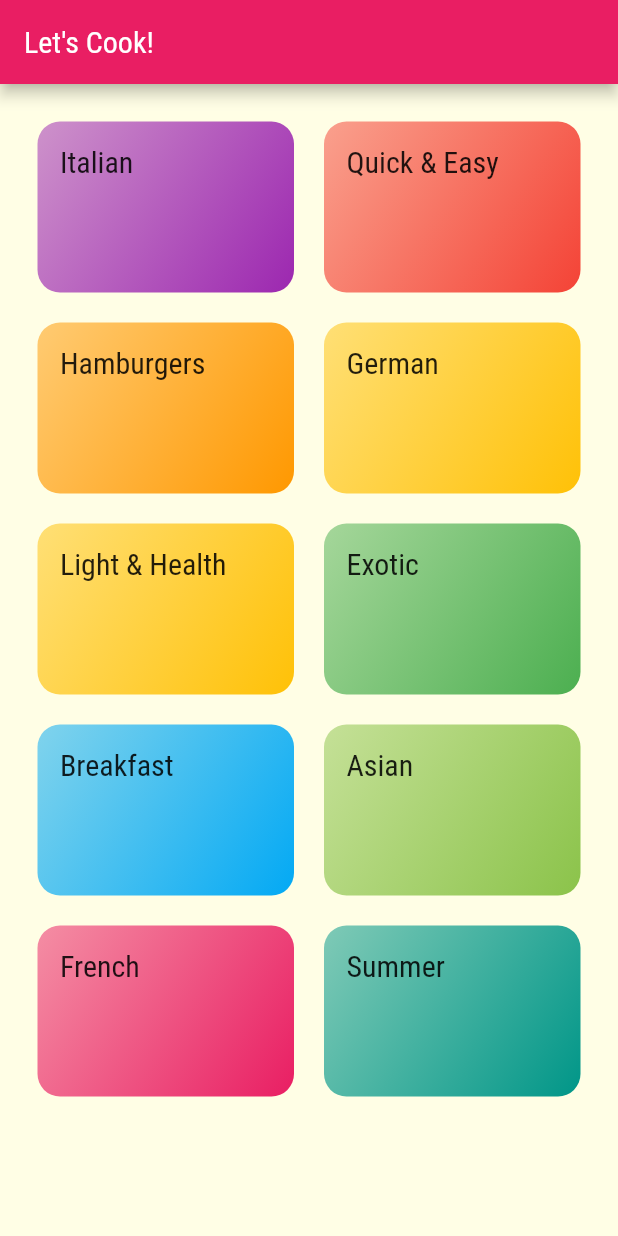
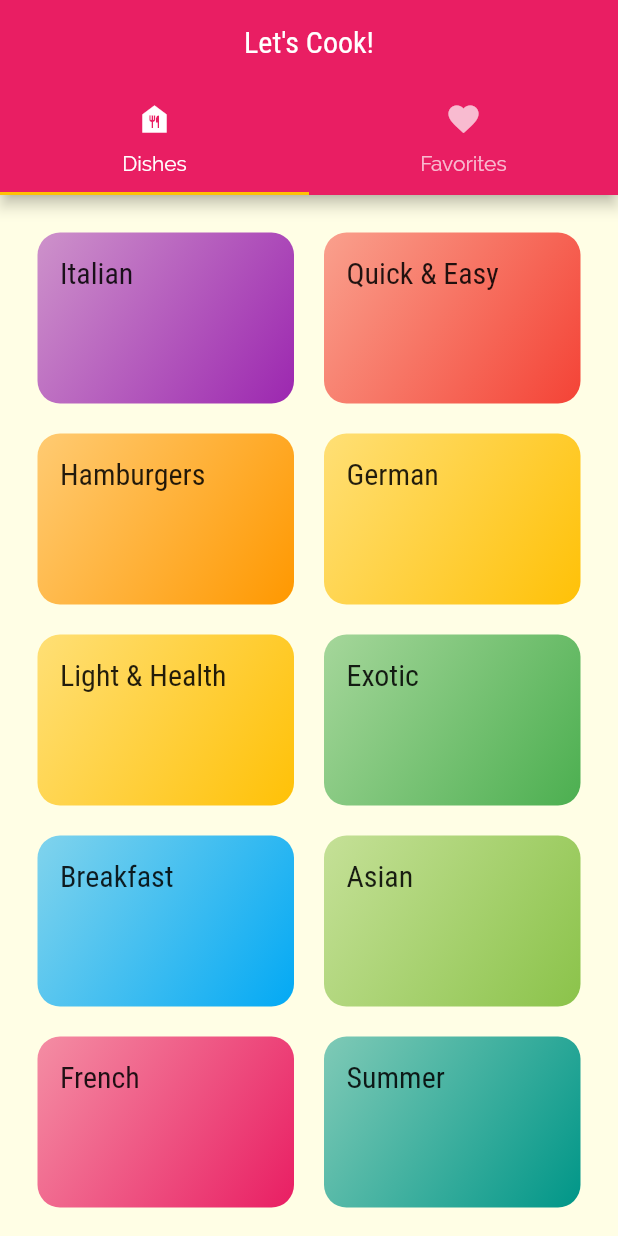
Before and after one commit to edvaldoperreira/meals, a Flutter app: the screen it shows after launch, on a phone screen of 412 x 824 dp. Run offline on Flutter 3.47's test engine with Material 2 defaults, Android fonts, the phone set to English and light mode, and no system bars.

Commit message:
Adding navigation by tabs and renaming things

```diff
--- a/lib/components/category_item.dart
+++ b/lib/components/category_item.dart
@@ -15,7 +15,7 @@ class CategoryItem extends StatelessWidget {
     // ));
     Navigator.of(context).pushNamed(
       //'/categories-meals',
-      Routes.categoriesMeals,
+      Routes.categoriesDishes,
       arguments: category,
     );
   }
--- a/lib/main.dart
+++ b/lib/main.dart
@@ -1,8 +1,8 @@
 import 'package:flutter/material.dart';
-import 'package:meals/pages/categories_meals_page.dart';
-import 'package:meals/pages/categories_page.dart';
-import 'package:meals/pages/meal_detail_page.dart';
-
+import 'package:meals/pages/tabs_page.dart';
+import 'pages/categories_dishes_page.dart';
+import 'pages/categories_page.dart';
+import 'pages/dish_detail_page.dart';
 import 'utils/routes.dart';
 
 void main() => runApp(MyApp());
@@ -36,9 +36,9 @@ class MyApp extends StatelessWidget {
       //home: const CategoriesPage(),
       //initialRoute: '/',
       routes: {
-        Routes.home: (context) => const CategoriesPage(),
-        Routes.categoriesMeals: (context) => const CategoriesMealsPage(),
-        Routes.mealDetail: (context) => const MealDetailPage()
+        Routes.home: (context) => const TabsPage(),
+        Routes.categoriesDishes: (context) => const CategoriesDishesPage(),
+        Routes.dishDetail: (context) => const DishDetailPage()
       },
       onUnknownRoute: (settings) {
         return MaterialPageRoute(builder: (_) {
@@ -61,7 +61,7 @@ class _MyHomePageState extends State<MyHomePage> {
   Widget build(BuildContext context) {
     return Scaffold(
       appBar: AppBar(
-        title: const Text('DeliMeals'),
+        title: const Text('DeliDishes'),
       ),
       body: const Center(
         child: Text('Navegar é preciso!!'),
--- a/lib/models/meal.dart
+++ b/lib/models/dish.dart
@@ -2,7 +2,7 @@ enum Complexity { simple, medium, difficult }
 
 enum Cost { cheap, fair, expensive }
 
-class Meal {
+class Dish {
   final String id;
   final List<String> categories;
   final String title;
@@ -17,7 +17,7 @@ class Meal {
   final bool isVegetarian;
   final bool isLactoseFree;
 
-  const Meal(
+  const Dish(
       {required this.id,
       required this.categories,
       required this.title,
--- a/lib/pages/categories_page.dart
+++ b/lib/pages/categories_page.dart
@@ -7,11 +7,7 @@ class CategoriesPage extends StatelessWidget {
 
   @override
   Widget build(BuildContext context) {
-    return Scaffold(
-      appBar: AppBar(
-        title: const Text("Let's Cook!"),
-      ),
-      body: GridView(
+    return GridView(
       padding: const EdgeInsets.all(25),
       gridDelegate: const SliverGridDelegateWithMaxCrossAxisExtent(
         maxCrossAxisExtent: 200,
@@ -22,7 +18,6 @@ class CategoriesPage extends StatelessWidget {
       children: dummyCategories.map((category) {
         return CategoryItem(category);
       }).toList(),
-      ),
     );
   }
 }
--- /dev/null
+++ b/lib/pages/tabs_page.dart
@@ -0,0 +1,37 @@
+import 'package:flutter/material.dart';
+import 'package:meals/pages/categories_page.dart';
+import 'package:meals/pages/favorites_page.dart';
+
+class TabsPage extends StatelessWidget {
+  const TabsPage({Key? key}) : super(key: key);
+
+  @override
+  Widget build(BuildContext context) {
+    return DefaultTabController(
+      length: 2,
+      child: Scaffold(
+        appBar: AppBar(
+          title: const Center(child: Text("Let's Cook!")),
+          bottom: const TabBar(
+            tabs: [
+              Tab(
+                icon: Icon(Icons.food_bank),
+                text: "Dishes",
+              ),
+              Tab(
+                icon: Icon(Icons.favorite),
+                text: "Favorites",
+              )
+            ],
+          ),
+        ),
+        body: const TabBarView(
+          children: [
+            CategoriesPage(),
+            FavoritesPage(),
+          ],
+        ),
+      ),
+    );
+  }
+}
--- a/lib/utils/routes.dart
+++ b/lib/utils/routes.dart
@@ -1,5 +1,5 @@
 class Routes {
   static const home = '/';
-  static const categoriesMeals = '/categories-meals';
-  static const mealDetail = 'meal-detail';
+  static const categoriesDishes = '/categories-dishes';
+  static const dishDetail = 'dish-detail';
 }
```
Also changed, not shown: lib/components/dish_item.dart (renamed from lib/components/meal_item.dart, +13 -13 lines), lib/data/dummy_data.dart (+12 -12 lines), lib/pages/categories_dishes_page.dart (renamed from lib/pages/categories_meals_page.dart, +8 -7 lines), lib/pages/dish_detail_page.dart (added, +89 -0 lines), lib/pages/favorites_page.dart (added, +12 -0 lines), lib/pages/meal_detail_page.dart (deleted, +0 -45 lines). Lines whose indentation alone changed are shown as unchanged.
